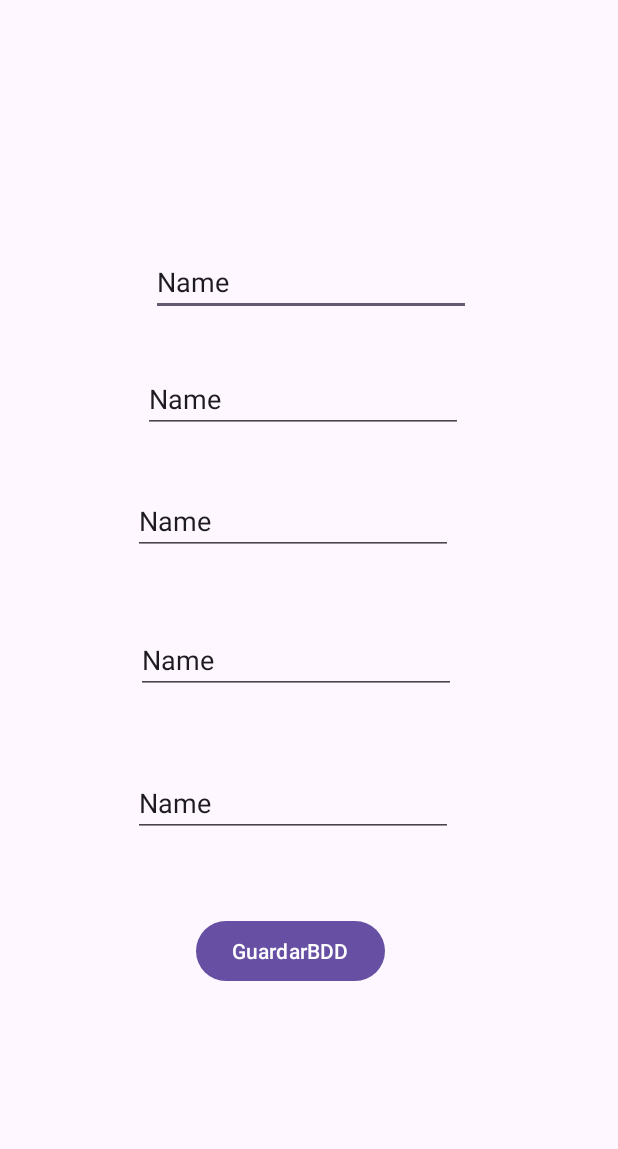
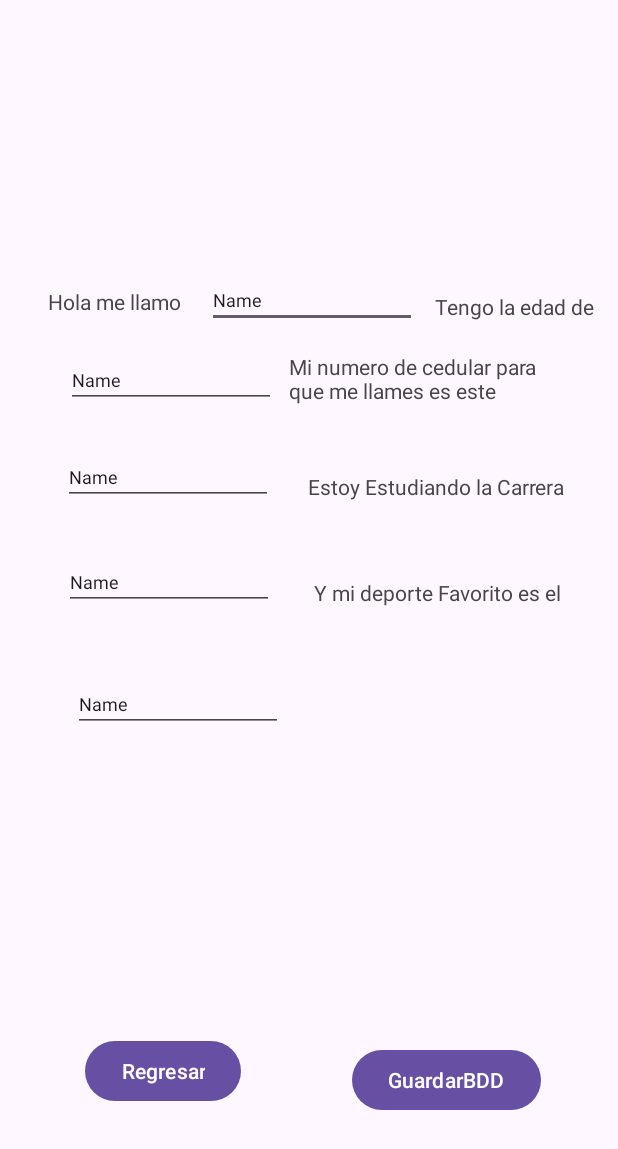
Before and after one commit to saidscv23/SegundaParcial, an Android app: the validacion screen opened directly, with no data from a screen before it, on a phone screen of 412 x 824 dp. Shown: the top 1149 px of the screen. Run offline under Robolectric (Android 15) with nearby library versions, the phone set to English and light mode, and no system bars.

Commit message:
finalizacion y creacion de base de datos

```diff
--- a/app/src/main/AndroidManifest.xml
+++ b/app/src/main/AndroidManifest.xml
@@ -1,7 +1,10 @@
 <?xml version="1.0" encoding="utf-8"?>
 <manifest xmlns:android="http://schemas.android.com/apk/res/android"
     xmlns:tools="http://schemas.android.com/tools">
-
+    <uses-permission android:name="android.permission.INTERNET" />
+    <uses-permission android:name="android.permission.POST_NOTIFICATIONS" />
+    <uses-permission android:name="android.permission.WRITE_EXTERNAL_STORAGE" />
+    <uses-permission android:name="android.permission.READ_EXTERNAL_STORAGE" />
     <application
         android:allowBackup="true"
         android:dataExtractionRules="@xml/data_extraction_rules"
--- a/app/src/main/java/com/example/datospersonales/validacion.java
+++ b/app/src/main/java/com/example/datospersonales/validacion.java
@@ -1,16 +1,31 @@
 package com.example.datospersonales;
 
 import androidx.appcompat.app.AppCompatActivity;
+
+import android.content.ContentValues;
+import android.content.Intent;
+import android.database.sqlite.SQLiteDatabase;
 import android.os.Bundle;
+import android.view.View;
+import android.widget.Button;
 import android.widget.EditText;
 import android.widget.TextView;
+import android.widget.Toast;
 
 public class validacion extends AppCompatActivity {
-
+    private EditText txt_nombre,txt_edad, txt_telefono, txt_carrrera, txt_deporte;
     @Override
     protected void onCreate(Bundle savedInstanceState) {
         super.onCreate(savedInstanceState);
         setContentView(R.layout.activity_validacion);
+
+        txt_nombre = findViewById(R.id.nombre);
+        txt_edad = findViewById(R.id.edad);
+        txt_telefono = findViewById(R.id.telefono);
+        txt_carrrera = findViewById(R.id.carrera);
+        txt_deporte = findViewById(R.id.deporte);
+
+
 
 
         Bundle extras = getIntent().getExtras();
@@ -33,5 +48,59 @@ public class validacion extends AppCompatActivity {
             txt_deporte.setText(deporte);
             txt_edad.setText(edad);
         }
+
+
+        Button btnRegresar = findViewById(R.id.regresar);
+        btnRegresar.setOnClickListener(new View.OnClickListener() {
+            @Override
+            public void onClick(View v) {
+
+                Intent intent = new Intent(validacion.this, MainActivity.class);
+                startActivity(intent);
+            }
+        });
     }
+
+
+
+    public void crearTablaDatos(View view) {
+
+        MySQLConnection admin = new MySQLConnection(this, "FichaDatos2.db", null, 1);
+        SQLiteDatabase bd = admin.getWritableDatabase();
+
+        String nombre = txt_nombre.getText().toString();
+        String edad = txt_edad.getText().toString();
+        String telefono = txt_telefono.getText().toString();
+        String carrera = txt_carrrera.getText().toString();
+        String deporte = txt_deporte.getText().toString();
+
+
+
+        if (!nombre.isEmpty() && !edad.isEmpty() && !telefono.isEmpty() && !carrera.isEmpty() && !deporte.isEmpty() ) {
+            ;
+
+            ContentValues datosRegistrar = new ContentValues();
+            datosRegistrar.put("nombre", nombre);
+            datosRegistrar.put("edad", edad);
+            datosRegistrar.put("telefono", telefono);
+            datosRegistrar.put("carrera", carrera);
+            datosRegistrar.put("deporte", deporte);
+
+
+
+
+
+
+            bd.insert("tbldatos", null, datosRegistrar);
+            Toast.makeText(this, "Datos enviados correctamente", Toast.LENGTH_SHORT).show();
+        } else {
+
+            Toast.makeText(this, "INGRESE LA FORMACIÓN DE MANERA CORRECTA", Toast.LENGTH_LONG).show();
+
+
+        }
+    }
+
+
+
 }
--- a/app/src/main/res/layout/activity_validacion.xml
+++ b/app/src/main/res/layout/activity_validacion.xml
@@ -6,17 +6,48 @@
     android:layout_height="match_parent"
     tools:context=".validacion">
 
+    <TextView
+        android:id="@+id/textView6"
+        android:layout_width="wrap_content"
+        android:layout_height="wrap_content"
+        android:layout_alignParentEnd="true"
+        android:layout_alignParentBottom="true"
+        android:layout_marginEnd="38dp"
+        android:layout_marginBottom="419dp"
+        android:text="Y mi deporte Favorito es el" />
+
+    <TextView
+        android:id="@+id/textView5"
+        android:layout_width="wrap_content"
+        android:layout_height="wrap_content"
+        android:layout_alignParentEnd="true"
+        android:layout_alignParentBottom="true"
+        android:layout_marginEnd="32dp"
+        android:layout_marginBottom="490dp"
+        android:text="Estoy Estudiando la Carrera " />
+
+    <TextView
+        android:id="@+id/textView4"
+        android:layout_width="182dp"
+        android:layout_height="47dp"
+        android:layout_alignParentEnd="true"
+        android:layout_alignParentBottom="true"
+        android:layout_marginEnd="37dp"
+        android:layout_marginBottom="542dp"
+        android:text="Mi numero de cedular para que me llames es este" />
+
     <EditText
         android:id="@+id/nombre"
         android:layout_width="wrap_content"
         android:layout_height="wrap_content"
         android:layout_alignParentEnd="true"
         android:layout_alignParentBottom="true"
-        android:layout_marginEnd="98dp"
-        android:layout_marginBottom="613dp"
+        android:layout_marginEnd="134dp"
+        android:layout_marginBottom="605dp"
         android:ems="10"
         android:inputType="text"
-        android:text="Name" />
+        android:text="Name"
+        android:textSize="12sp" />
 
     <EditText
         android:id="@+id/edad"
@@ -24,11 +55,12 @@
         android:layout_height="wrap_content"
         android:layout_alignParentEnd="true"
         android:layout_alignParentBottom="true"
-        android:layout_marginEnd="103dp"
-        android:layout_marginBottom="535dp"
+        android:layout_marginEnd="228dp"
+        android:layout_marginBottom="552dp"
         android:ems="10"
         android:inputType="text"
-        android:text="Name" />
+        android:text="Name"
+        android:textSize="12sp" />
 
     <EditText
         android:id="@+id/telefono"
@@ -36,11 +68,12 @@
         android:layout_height="wrap_content"
         android:layout_alignParentEnd="true"
         android:layout_alignParentBottom="true"
-        android:layout_marginEnd="110dp"
-        android:layout_marginBottom="454dp"
+        android:layout_marginEnd="230dp"
+        android:layout_marginBottom="487dp"
         android:ems="10"
         android:inputType="text"
-        android:text="Name" />
+        android:text="Name"
+        android:textSize="12sp" />
 
     <EditText
         android:id="@+id/carrera"
@@ -48,11 +81,12 @@
         android:layout_height="wrap_content"
         android:layout_alignParentEnd="true"
         android:layout_alignParentBottom="true"
-        android:layout_marginEnd="108dp"
-        android:layout_marginBottom="361dp"
+        android:layout_marginEnd="229dp"
+        android:layout_marginBottom="417dp"
         android:ems="10"
         android:inputType="text"
-        android:text="Name" />
+        android:text="Name"
+        android:textSize="12sp" />
 
     <EditText
         android:id="@+id/deporte"
@@ -60,11 +94,12 @@
         android:layout_height="wrap_content"
         android:layout_alignParentEnd="true"
         android:layout_alignParentBottom="true"
-        android:layout_marginEnd="110dp"
-        android:layout_marginBottom="266dp"
+        android:layout_marginEnd="223dp"
+        android:layout_marginBottom="336dp"
         android:ems="10"
         android:inputType="text"
-        android:text="Name" />
+        android:text="Name"
+        android:textSize="12sp" />
 
     <Button
         android:id="@+id/Guardar"
@@ -72,7 +107,38 @@
         android:layout_height="wrap_content"
         android:layout_alignParentEnd="true"
         android:layout_alignParentBottom="true"
-        android:layout_marginEnd="155dp"
-        android:layout_marginBottom="166dp"
+        android:layout_marginEnd="51dp"
+        android:layout_marginBottom="80dp"
+        android:onClick="crearTablaDatos"
         android:text="GuardarBDD" />
+
+    <TextView
+        android:id="@+id/textView2"
+        android:layout_width="wrap_content"
+        android:layout_height="wrap_content"
+        android:layout_alignParentEnd="true"
+        android:layout_alignParentBottom="true"
+        android:layout_marginEnd="291dp"
+        android:layout_marginBottom="613dp"
+        android:text="Hola me llamo" />
+
+    <TextView
+        android:id="@+id/textView3"
+        android:layout_width="wrap_content"
+        android:layout_height="wrap_content"
+        android:layout_alignParentEnd="true"
+        android:layout_alignParentBottom="true"
+        android:layout_marginEnd="16dp"
+        android:layout_marginBottom="610dp"
+        android:text="Tengo la edad de" />
+
+    <Button
+        android:id="@+id/regresar"
+        android:layout_width="wrap_content"
+        android:layout_height="wrap_content"
+        android:layout_alignParentEnd="true"
+        android:layout_alignParentBottom="true"
+        android:layout_marginEnd="251dp"
+        android:layout_marginBottom="86dp"
+        android:text="Regresar" />
 </RelativeLayout>
```
Also changed, not shown: app/src/main/java/com/example/datospersonales/MainActivity.java (+55 -2 lines), app/src/main/java/com/example/datospersonales/MySQLConnection.java (added, +33 -0 lines), app/src/main/res/layout/activity_main.xml (+14 -3 lines).
